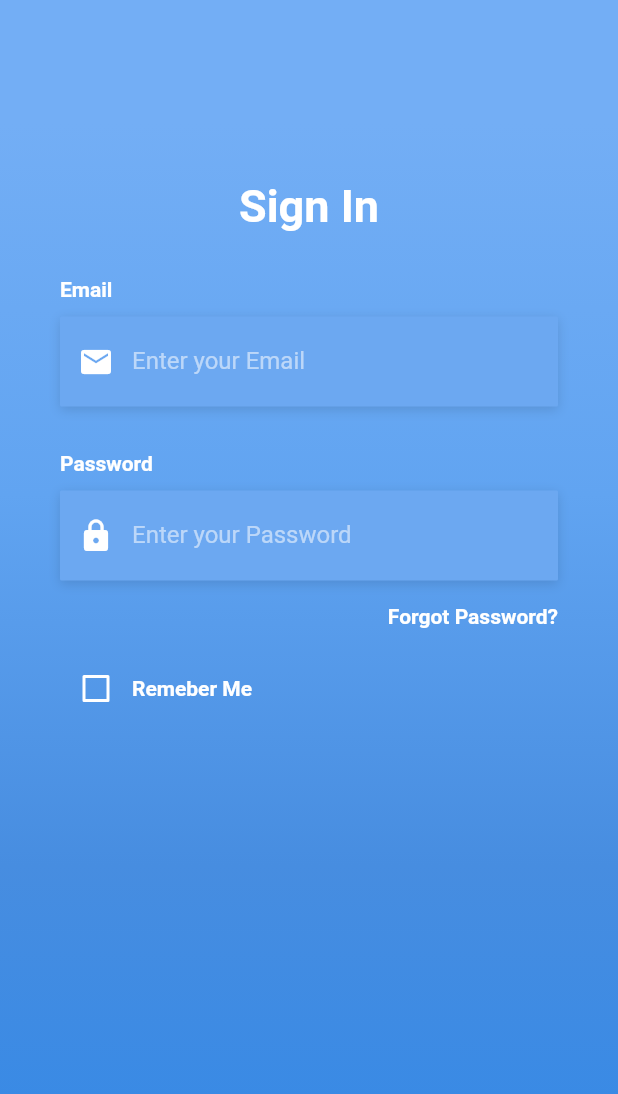
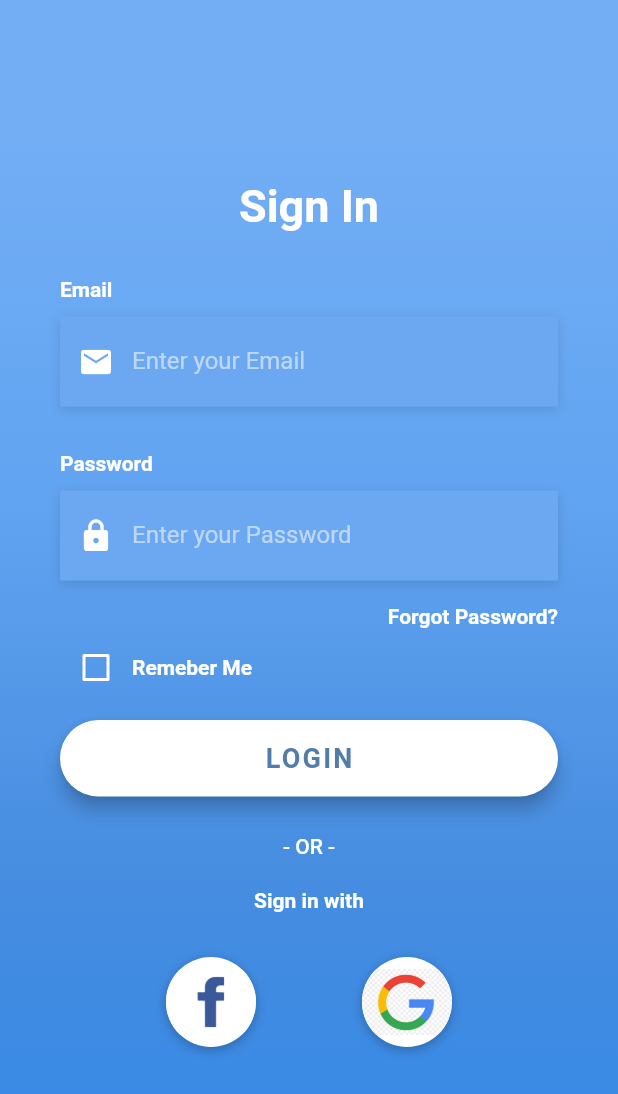
Before and after one commit to mishkatmustafid/flutter_login_ui, a Flutter app: the screen it shows after launch, on a phone screen of 412 x 824 dp. Shown: the top 1094 px of the screen. Run offline on Flutter 3.47's test engine with Material 2 defaults, Android fonts, the phone set to English and light mode, and no system bars; Roboto replaces fonts that are missing (OpenSans, Opensans).

Commit message:
Facebook & Google button added

```diff
--- a/flutter_login_ui/lib/login_screen.dart
+++ b/flutter_login_ui/lib/login_screen.dart
@@ -98,6 +98,7 @@ class _LogInScreenState extends State<LogInScreen> {
 
   Widget _buildRememberMeChkBox(){
     return Container(
+      height: 20,
       child: Row(
         children: <Widget>[
           Theme(
@@ -118,6 +119,75 @@ class _LogInScreenState extends State<LogInScreen> {
             style: kLabelStyle,
           ),
         ],
+      ),
+    );
+  }
+
+  Widget _buildLoginBtn(){
+    return Container(
+      padding: EdgeInsets.symmetric(vertical: 25.0),
+      width: double.infinity,
+      child: RaisedButton(
+        elevation: 5.0,
+        onPressed: ()=> print('Login Button Pressed'),
+        padding: EdgeInsets.all(15.0),
+        shape: RoundedRectangleBorder(
+          borderRadius: BorderRadius.circular(30.0),
+        ),
+        color: Colors.white,
+        child: Text(
+          'LOGIN',
+          style: TextStyle(
+            color: Color(0xFF527DAA),
+            letterSpacing: 1.5,
+            fontSize: 18.0,
+            fontWeight: FontWeight.bold,
+            fontFamily: 'OpenSans',
+          ),
+        ),
+      ),
+    );
+  }
+
+  Widget _buildSignInWith(){
+    return Column(
+      children: [
+        Text(
+          '- OR -',
+          style: TextStyle(
+            color: Colors.white,
+            fontWeight: FontWeight.w500,
+          ),
+        ),
+        SizedBox(height: 20),
+        Text(
+          'Sign in with',
+          style: kLabelStyle,
+        ),
+      ],
+    );
+  }
+
+  Widget _buildSocialBtn(Function onTap, AssetImage logo){
+    return GestureDetector(
+      onTap: () => onTap,
+      child: Container(
+        height: 60.0,
+        width: 60.0,
+        decoration: BoxDecoration(
+          shape: BoxShape.circle,
+          color: Colors.white,
+          boxShadow: [
+            BoxShadow(
+              color: Colors.black26,
+              offset: Offset(0, 2),
+              blurRadius: 6.0,
+            ),
+          ],
+          image: DecorationImage(
+            image: logo,
+          ),
+        ),
       ),
     );
   }
@@ -170,6 +240,24 @@ class _LogInScreenState extends State<LogInScreen> {
                   _buildPasswordTF(),
                   _buildForgotPassBtn(),
                   _buildRememberMeChkBox(),
+                  _buildLoginBtn(),
+                  _buildSignInWith(),
+                  Padding(
+                    padding: EdgeInsets.symmetric(vertical: 30.0),
+                    child: Row(
+                      mainAxisAlignment: MainAxisAlignment.spaceEvenly,
+                      children: [
+                        _buildSocialBtn(
+                          () => print('Login with Facebook'),
+                          AssetImage('assets/logos/facebook.jpg')
+                        ),
+                        _buildSocialBtn(
+                          () => print('Login with Google'),
+                          AssetImage('assets/logos/google.jpg')
+                        ),
+                      ],
+                    ),
+                  ),
                 ],
               ),
             ),
--- a/flutter_login_ui/lib/main.dart
+++ b/flutter_login_ui/lib/main.dart
@@ -1,5 +1,4 @@
 import 'package:flutter/material.dart';
-import 'package:flutter/services.dart';
 import 'package:flutterloginui/login_screen.dart';
 
 void main()=>runApp(MyApp());
--- a/flutter_login_ui/pubspec.yaml
+++ b/flutter_login_ui/pubspec.yaml
@@ -46,7 +46,9 @@ flutter:
 
   # To add assets to your application, add an assets section, like this:
   assets:
-   - assets/
+    - assets/
+    - assets/logos/facebook.jpg
+    - assets/logos/google.jpg
 
   # An image asset can refer to one or more resolution-specific "variants", see
   # https://flutter.dev/assets-and-images/#resolution-aware.
```
